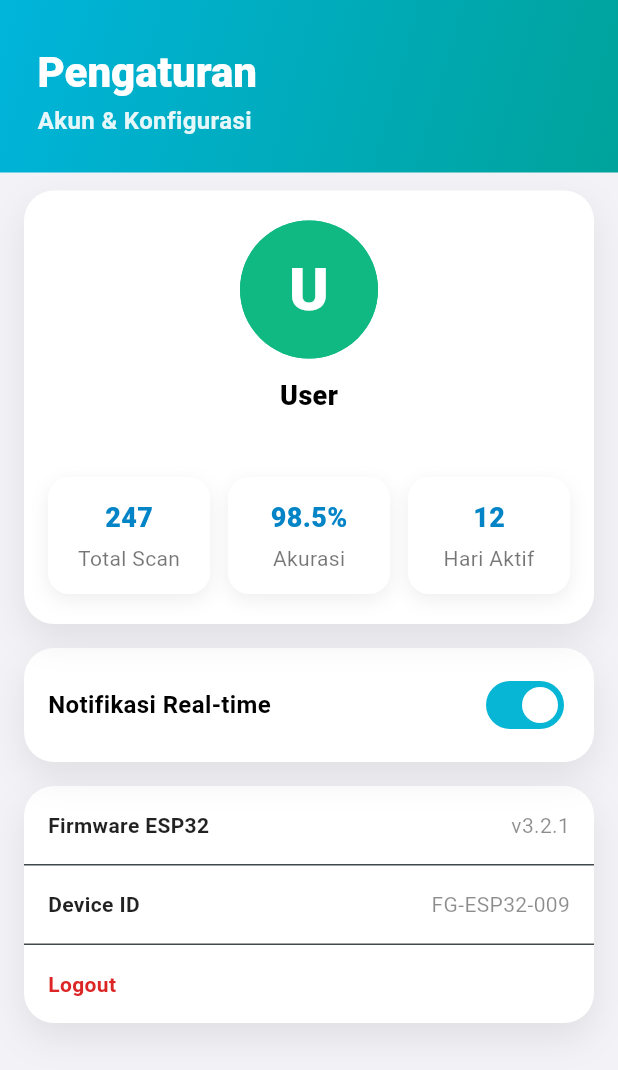
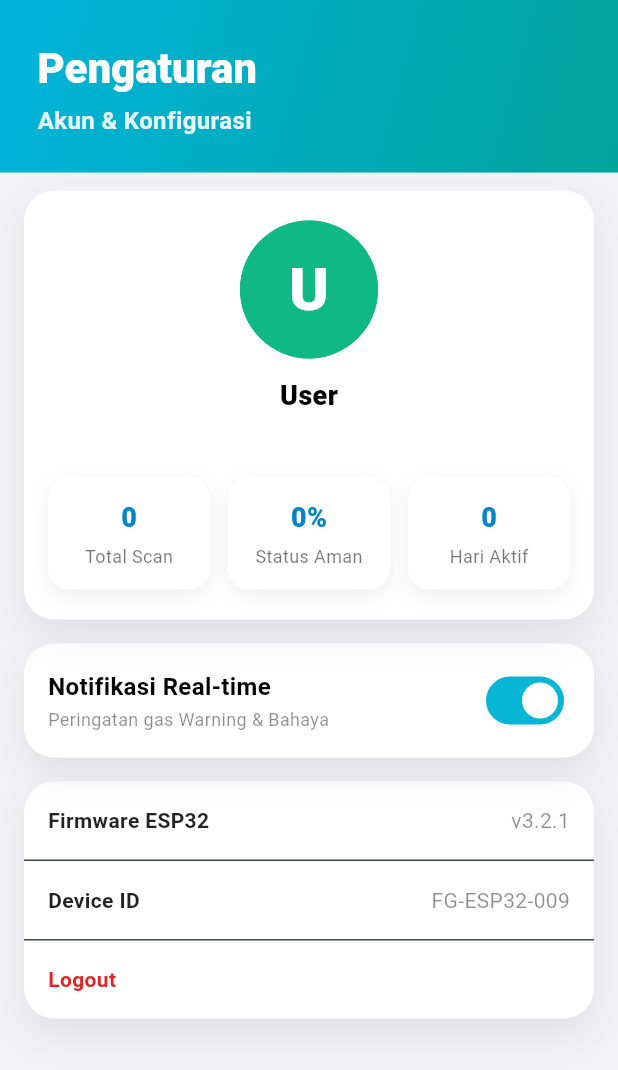
Before and after one commit to Zalisnotavailable/Food-Gas-Detetctor, a Flutter app: the ProfilePage screen opened by its route, on a phone screen of 412 x 824 dp. Shown: the top 1070 px of the screen. Run offline on Flutter 3.47's test engine with Material 3 defaults, Android fonts, the phone set to English and light mode, and no system bars; our stand-ins replace awesome_dialog, awesome_snackbar_content, firebase_core, firebase_messaging, fl_chart, flutter_dotenv and 8 more; missing offline and left inert: mailer; accounts and stored records are empty.

Commit message:
adding real time notification, integrasi firebase, dan edit bagian profile

```diff
--- a/lib/screens/analysis_screen.dart
+++ b/lib/screens/analysis_screen.dart
@@ -875,7 +875,7 @@
           const Row(children: [
             Icon(Icons.smart_toy, color: Colors.white),
             SizedBox(width: 8),
-            Text('AI Summary',
+            Text('Summary',
                 style: TextStyle(
                     color: Colors.white,
                     fontWeight: FontWeight.w800,
--- a/lib/screens/home.dart
+++ b/lib/screens/home.dart
@@ -80,11 +80,18 @@
 
     final danger  = _getDangerSensors();
     final warning = _getWarningSensors();
-    await NotificationService.showSensorNotification(
-      status: danger.isNotEmpty ? 'danger' : warning.isNotEmpty ? 'warning' : 'aman',
-      dangerSensors: danger,
-      warningSensors: warning,
-    );
+
+    if (danger.isNotEmpty) {
+      await NotificationService.showLocalNotification(
+        title: '⚠️ BAHAYA! Gas Berbahaya Terdeteksi',
+        body: 'Gas melebihi batas: ${danger.join(', ')}',
+      );
+    } else if (warning.isNotEmpty) {
+      await NotificationService.showLocalNotification(
+        title: '⚠️ Peringatan Gas',
+        body: 'Gas mendekati batas bahaya: ${warning.join(', ')}',
+      );
+    }
   }
 
   List<String> _getDangerSensors() {
--- a/lib/screens/profile.dart
+++ b/lib/screens/profile.dart
@@ -1,8 +1,9 @@
 import 'package:flutter/material.dart';
+import 'package:supabase_flutter/supabase_flutter.dart';
 import '../auth/auth_service.dart';
+import '../services/notification_service.dart';
 import 'login_screen.dart';
 import 'package:awesome_dialog/awesome_dialog.dart';
-import 'package:awesome_snackbar_content/awesome_snackbar_content.dart';
 
 class ProfilePage extends StatefulWidget {
   const ProfilePage({super.key});
@@ -11,14 +12,121 @@
 }
 
 class _ProfilePageState extends State<ProfilePage> {
-  bool isRealtimeNotifEnabled = true;
+  // State Notifikasi
+  bool _isRealtimeNotifEnabled = true;
+
+  // State Statistik Database
+  int _totalScan = 0;
+  int _hariAktif = 0;
+  String _statusAman = '...';
+  bool _isLoadingStats = true;
+
+  @override
+  void initState() {
+    super.initState();
+    _loadNotifState();
+    _loadStats(); // Panggil saat pertama kali dibuka
+  }
+
+  Future<void> _loadNotifState() async {
+    final enabled = await NotificationService.isEnabled();
+    setState(() => _isRealtimeNotifEnabled = enabled);
+  }
+
+  Future<void> _onNotifToggle(bool value) async {
+    await NotificationService.setEnabled(value);
+    setState(() => _isRealtimeNotifEnabled = value);
+
+    if (!mounted) return;
+    ScaffoldMessenger.of(context).showSnackBar(
+      SnackBar(
+        content: Text(value ? '🔔 Notifikasi diaktifkan' : '🔕 Notifikasi dimatikan'),
+        duration: const Duration(seconds: 2),
+        behavior: SnackBarBehavior.floating,
+      ),
+    );
+  }
+
+  // Pindahkan fungsi ambil data ke sini agar bisa di-refresh
+  Future<void> _loadStats() async {
+    setState(() => _isLoadingStats = true); // Set loading saat mulai refresh
+
+    try {
+      final supabase = Supabase.instance.client;
+
+      // 1. Total Scan
+      final totalRes = await supabase
+          .from('sensor_readings')
+          .select('id')
+          .count(CountOption.exact);
+      final total = totalRes.count ?? 0;
+
+      // 2. Hari Aktif
+      final hariRes = await supabase
+          .from('sensor_readings')
+          .select('timestamp')
+          .order('timestamp', ascending: false)
+          .limit(1000);
+
+      final hariSet = <String>{};
+      for (final row in hariRes as List) {
+        final dt = DateTime.tryParse(row['timestamp'].toString());
+        if (dt != null) {
+          hariSet.add('${dt.year}-${dt.month}-${dt.day}');
+        }
+      }
+
+      // 3. Status Aman %
+      final gasRes = await supabase
+          .from('sensor_readings')
+          .select('nh3, h2s, ch4, co2, voc, c2h5oh, co, h2')
+          .order('timestamp', ascending: false)
+          .limit(100);
+
+      int amanCount = 0;
+      for (final row in gasRes as List) {
+        final isDanger = _cekDanger(row);
+        if (!isDanger) amanCount++;
+      }
+
+      final persen = gasRes.isEmpty ? 0 : ((amanCount / gasRes.length) * 100).round();
+
+      if (mounted) {
+        setState(() {
+          _totalScan = total;
+          _hariAktif = hariSet.length;
+          _statusAman = '$persen%';
+          _isLoadingStats = false;
+        });
+      }
+    } catch (e) {
+      if (mounted) setState(() => _isLoadingStats = false);
+    }
+  }
+
+  bool _cekDanger(Map<String, dynamic> row) {
+    final thresholds = {
+      'nh3': 10.0, 'h2s': 5.0, 'ch4': 50.0, 'co2': 1000.0,
+      'voc': 0.5, 'c2h5oh': 20.0, 'co': 9.0, 'h2': 20.0,
+    };
+    for (final entry in thresholds.entries) {
+      final val = (row[entry.key] as num?)?.toDouble();
+      if (val != null && val >= entry.value) return true;
+    }
+    return false;
+  }
 
   @override
   Widget build(BuildContext context) {
     return Scaffold(
       backgroundColor: const Color(0xFFF2F2F7),
       body: SafeArea(
+        // Tambahkan RefreshIndicator agar bisa ditarik ke bawah untuk memuat ulang
+        child: RefreshIndicator(
+          onRefresh: _loadStats,
+          color: const Color(0xFF06B6D4),
           child: CustomScrollView(
+            physics: const AlwaysScrollableScrollPhysics(), // Wajib agar selalu bisa di-pull
             slivers: [
               SliverPersistentHeader(
                 pinned: true,
@@ -30,16 +138,21 @@
               SliverToBoxAdapter(
                 child: Padding(
                   padding: const EdgeInsets.fromLTRB(16, 12, 16, 0),
-                child: _ProfileCard(),
+                  child: _ProfileCard(
+                    // Lempar data yang sudah diambil ke komponen kartu
+                    totalScan: _totalScan,
+                    hariAktif: _hariAktif,
+                    statusAman: _statusAman,
+                    isLoading: _isLoadingStats,
+                  ),
                 ),
               ),
               SliverToBoxAdapter(
                 child: Padding(
                   padding: const EdgeInsets.fromLTRB(16, 16, 16, 0),
                   child: _SettingsList(
-                  isRealtimeNotifEnabled: isRealtimeNotifEnabled,
-                  onRealtimeChanged: (v) =>
-                      setState(() => isRealtimeNotifEnabled = v),
+                    isRealtimeNotifEnabled: _isRealtimeNotifEnabled,
+                    onRealtimeChanged: _onNotifToggle,
                   ),
                 ),
               ),
@@ -53,6 +166,7 @@
             ],
           ),
         ),
+      ),
     );
   }
 }
@@ -62,18 +176,11 @@
   _FixedHeaderDelegate({required this.child, required this.height});
   final Widget child;
   final double height;
-
+  @override double get minExtent => height;
+  @override double get maxExtent => height;
   @override
-  double get minExtent => height;
-
-  @override
-  double get maxExtent => height;
-
-  @override
-  Widget build(BuildContext context, double shrinkOffset, bool overlapsContent) {
-    return SizedBox.expand(child: child);
-  }
-
+  Widget build(BuildContext context, double shrinkOffset, bool overlapsContent) =>
+      SizedBox.expand(child: child);
   @override
   bool shouldRebuild(covariant SliverPersistentHeaderDelegate oldDelegate) => false;
 }
@@ -96,25 +203,15 @@
         crossAxisAlignment: CrossAxisAlignment.start,
         mainAxisAlignment: MainAxisAlignment.end,
         children: [
-          Text(
-            'Pengaturan',
+          Text('Pengaturan',
               style: Theme.of(context).textTheme.headlineSmall?.copyWith(
-              color: Colors.white,
-              fontSize: 28,
-              height: 1.1,
-              fontWeight: FontWeight.w900,
-            ),
-          ),
+                  color: Colors.white, fontSize: 28,
+                  height: 1.1, fontWeight: FontWeight.w900)),
           const SizedBox(height: 8),
-          Text(
-            'Akun & Konfigurasi',
+          Text('Akun & Konfigurasi',
               style: Theme.of(context).textTheme.bodyMedium?.copyWith(
                   color: Colors.white.withOpacity(0.9),
-              fontSize: 16,
-              height: 1.1,
-              fontWeight: FontWeight.w600,
-            ),
-          ),
+                  fontSize: 16, fontWeight: FontWeight.w600)),
         ],
       ),
     );
@@ -123,6 +220,18 @@
 
 // ─── Profile Card ─────────────────────────────────────────────────────────────
 class _ProfileCard extends StatelessWidget {
+  final int totalScan;
+  final int hariAktif;
+  final String statusAman;
+  final bool isLoading;
+
+  const _ProfileCard({
+    required this.totalScan,
+    required this.hariAktif,
+    required this.statusAman,
+    required this.isLoading,
+  });
+
   @override
   Widget build(BuildContext context) {
     final currentUser = AuthService.getCurrentUser();
@@ -141,10 +250,9 @@
       padding: const EdgeInsets.fromLTRB(16, 20, 16, 20),
       child: Column(
         children: [
-          // Avatar
+          // ─── Avatar ───────────────────────────────────────────────────────
           Container(
-            width: 92,
-            height: 92,
+            width: 92, height: 92,
             decoration: BoxDecoration(
               color: userPhoto != null ? Colors.transparent : const Color(0xFF10B981),
               shape: BoxShape.circle,
@@ -152,10 +260,7 @@
             child: userPhoto != null
                 ? ClipOval(
               child: Image.network(
-                userPhoto,
-                width: 92,
-                height: 92,
-                fit: BoxFit.cover,
+                userPhoto, width: 92, height: 92, fit: BoxFit.cover,
                 errorBuilder: (_, __, ___) => _avatarFallback(userName),
               ),
             )
@@ -167,20 +272,37 @@
                   color: Colors.black, fontSize: 18, fontWeight: FontWeight.w800)),
           const SizedBox(height: 4),
           Text(userEmail,
-              style: Theme.of(context)
-                  .textTheme
-                  .bodyMedium
-                  ?.copyWith(color: Colors.black54)),
+              style: Theme.of(context).textTheme.bodyMedium?.copyWith(color: Colors.black54)),
           const SizedBox(height: 16),
-          Row(
-            children: const [
-              Expanded(child: _StatTile(value: '247',   label: 'Total Scan')),
-              SizedBox(width: 12),
-              Expanded(child: _StatTile(value: '98.5%', label: 'Akurasi')),
-              SizedBox(width: 12),
-              Expanded(child: _StatTile(value: '12',    label: 'Hari Aktif')),
-            ],
+
+          // ─── Stats ────────────────────────────────────────────────────────
+          isLoading
+              ? const Padding(
+            padding: EdgeInsets.symmetric(vertical: 20),
+            child: CircularProgressIndicator(color: Color(0xFF0284C7), strokeWidth: 3),
+          )
+              : Row(children: [
+            Expanded(
+              child: _StatTile(
+                value: totalScan.toString(),
+                label: 'Total Scan',
               ),
+            ),
+            const SizedBox(width: 12),
+            Expanded(
+              child: _StatTile(
+                value: statusAman,
+                label: 'Status Aman',
+              ),
+            ),
+            const SizedBox(width: 12),
+            Expanded(
+              child: _StatTile(
+                value: hariAktif.toString(),
+                label: 'Hari Aktif',
+              ),
+            ),
+          ]),
         ],
       ),
     );
@@ -188,15 +310,11 @@
 
   Widget _avatarFallback(String name) {
     return Container(
-      decoration: const BoxDecoration(
-        color: Color(0xFF10B981),
-        shape: BoxShape.circle,
-      ),
+      decoration: const BoxDecoration(color: Color(0xFF10B981), shape: BoxShape.circle),
       alignment: Alignment.center,
       child: Text(
         name.isNotEmpty ? name[0].toUpperCase() : 'U',
-        style: const TextStyle(
-            color: Colors.white, fontSize: 40, fontWeight: FontWeight.w800),
+        style: const TextStyle(color: Colors.white, fontSize: 40, fontWeight: FontWeight.w800),
       ),
     );
   }
@@ -221,23 +339,18 @@
         children: [
           Text(value,
               style: const TextStyle(
-                  fontSize: 18,
-                  fontWeight: FontWeight.w800,
-                  color: Color(0xFF0284C7))),
+                  fontSize: 18, fontWeight: FontWeight.w800, color: Color(0xFF0284C7))),
           const SizedBox(height: 4),
-          Text(label, style: const TextStyle(color: Colors.black54)),
+          Text(label, style: const TextStyle(color: Colors.black54, fontSize: 12)),
         ],
       ),
     );
   }
 }
 
-// ─── Settings List (hanya Notifikasi Real-time) ───────────────────────────────
+// ─── Settings List ────────────────────────────────────────────────────────────
 class _SettingsList extends StatelessWidget {
-  const _SettingsList({
-    required this.isRealtimeNotifEnabled,
-    required this.onRealtimeChanged,
-  });
+  const _SettingsList({required this.isRealtimeNotifEnabled, required this.onRealtimeChanged});
   final bool isRealtimeNotifEnabled;
   final ValueChanged<bool> onRealtimeChanged;
 
@@ -247,44 +360,32 @@
       decoration: BoxDecoration(
         color: Colors.white,
         borderRadius: BorderRadius.circular(20),
-        boxShadow: const [
-          BoxShadow(color: Color(0x14000000), blurRadius: 20, offset: Offset(0, 10)),
+        boxShadow: const [BoxShadow(color: Color(0x14000000), blurRadius: 20, offset: Offset(0, 10))],
+      ),
+      child: Padding(
+        padding: const EdgeInsets.symmetric(horizontal: 16, vertical: 14),
+        child: Row(children: [
+          const Expanded(
+            child: Column(
+              crossAxisAlignment: CrossAxisAlignment.start,
+              children: [
+                Text('Notifikasi Real-time',
+                    style: TextStyle(color: Colors.black, fontSize: 16, fontWeight: FontWeight.w600)),
+                SizedBox(height: 2),
+                Text('Peringatan gas Warning & Bahaya',
+                    style: TextStyle(color: Colors.black45, fontSize: 12)),
               ],
             ),
-      child: _SettingRow(
-        title: 'Notifikasi Real-time',
+          ),
+          Switch(
             value: isRealtimeNotifEnabled,
             onChanged: onRealtimeChanged,
-      ),
-    );
-  }
-}
-
-class _SettingRow extends StatelessWidget {
-  const _SettingRow({required this.title, required this.value, required this.onChanged});
-  final String title;
-  final bool value;
-  final ValueChanged<bool> onChanged;
-  @override
-  Widget build(BuildContext context) {
-    return Padding(
-      padding: const EdgeInsets.symmetric(horizontal: 16, vertical: 14),
-      child: Row(
-        children: [
-          Expanded(
-            child: Text(title,
-                style: const TextStyle(
-                    color: Colors.black, fontSize: 16, fontWeight: FontWeight.w600)),
-          ),
-          Switch(
-            value: value,
-            onChanged: onChanged,
             activeColor: Colors.white,
             activeTrackColor: const Color(0xFF06B6D4),
             inactiveThumbColor: Colors.white,
             inactiveTrackColor: const Color(0xFFE5E7EB),
           ),
-        ],
+        ]),
       ),
     );
   }
@@ -299,19 +400,15 @@
       decoration: BoxDecoration(
         color: Colors.white,
         borderRadius: BorderRadius.circular(20),
-        boxShadow: const [
-          BoxShadow(color: Color(0x14000000), blurRadius: 20, offset: Offset(0, 10)),
-        ],
+        boxShadow: const [BoxShadow(color: Color(0x14000000), blurRadius: 20, offset: Offset(0, 10))],
       ),
-      child: Column(
-        children: [
+      child: Column(children: [
         _InfoRow(label: 'Firmware ESP32', value: 'v3.2.1'),
         const Divider(height: 1),
         _InfoRow(label: 'Device ID', value: 'FG-ESP32-009'),
         const Divider(height: 1),
-          _InfoRow(label: 'Logout', value: '', isDestructive: true),
-        ],
-      ),
+        _InfoRow(label: 'Logout', isDestructive: true),
+      ]),
     );
   }
 }
@@ -325,7 +422,7 @@
   Widget build(BuildContext context) {
     return InkWell(
       onTap: () async {
-        if (isDestructive && label.toLowerCase() == 'logout') {
+        if (isDestructive) {
           AwesomeDialog(
             context: context,
             dialogType: DialogType.question,
@@ -339,29 +436,23 @@
               await AuthService.logout();
               if (!context.mounted) return;
               Navigator.pushNamedAndRemoveUntil(
-                context,
-                LoginScreen.routeName,
-                    (route) => false,
-              );
+                  context, LoginScreen.routeName, (route) => false);
             },
           ).show();
         }
       },
       child: Padding(
         padding: const EdgeInsets.symmetric(horizontal: 16, vertical: 16),
-        child: Row(
-          children: [
+        child: Row(children: [
           Expanded(
             child: Text(label,
                 style: TextStyle(
                     color: isDestructive ? const Color(0xFFDC2626) : Colors.black87,
-                    fontWeight: isDestructive ? FontWeight.w700 : FontWeight.w600,
-                  )),
+                    fontWeight: isDestructive ? FontWeight.w700 : FontWeight.w600)),
           ),
-            if (!isDestructive)
-              Text(value ?? '', style: const TextStyle(color: Colors.black45)),
-          ],
-        ),
+          if (!isDestructive && value != null)
+            Text(value!, style: const TextStyle(color: Colors.black45)),
+        ]),
       ),
     );
   }
--- a/pubspec.yaml
+++ b/pubspec.yaml
@@ -45,6 +45,9 @@
   printing: ^5.12.0
   path_provider: ^2.1.2
   flutter_local_notifications: ^17.0.0
+  firebase_core: ^3.6.0
+  firebase_messaging: ^15.1.3
+
 
   # The following adds the Cupertino Icons font to your application.
   # Use with the CupertinoIcons class for iOS style icons.
```
Also changed, not shown: lib/main.dart (+9 -2 lines), lib/services/notification_service.dart (+101 -41 lines), firebase.json (added), lib/firebase_options.dart (added), pubspec.lock, 27 other files. Lines whose indentation alone changed are shown as unchanged.
